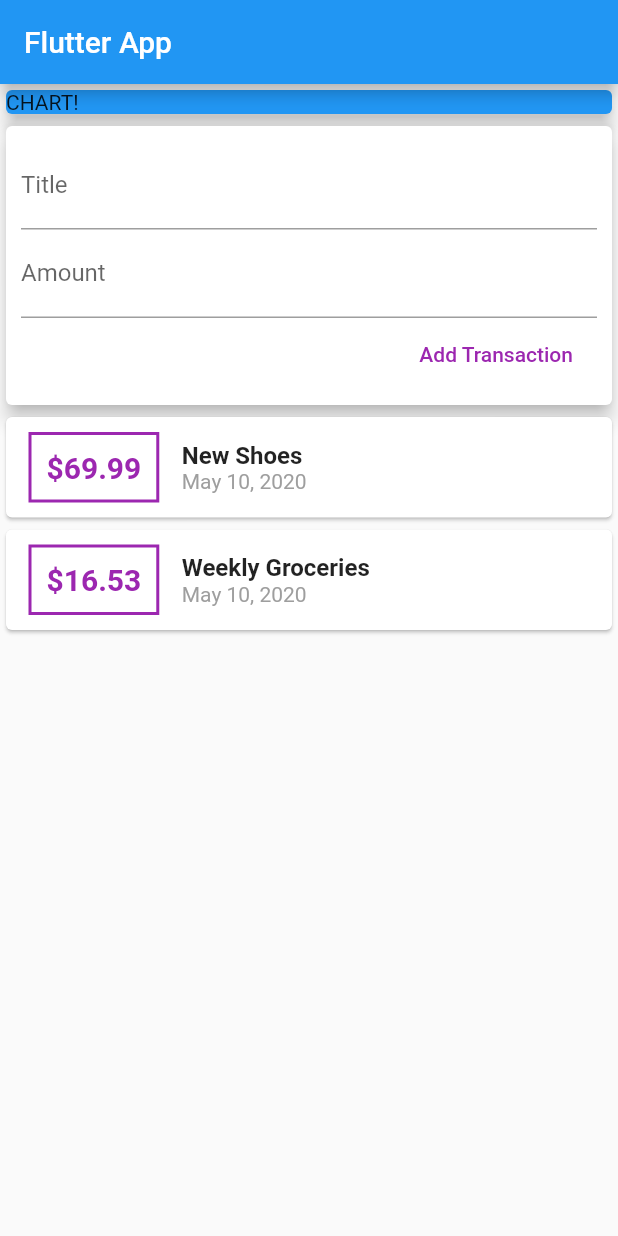
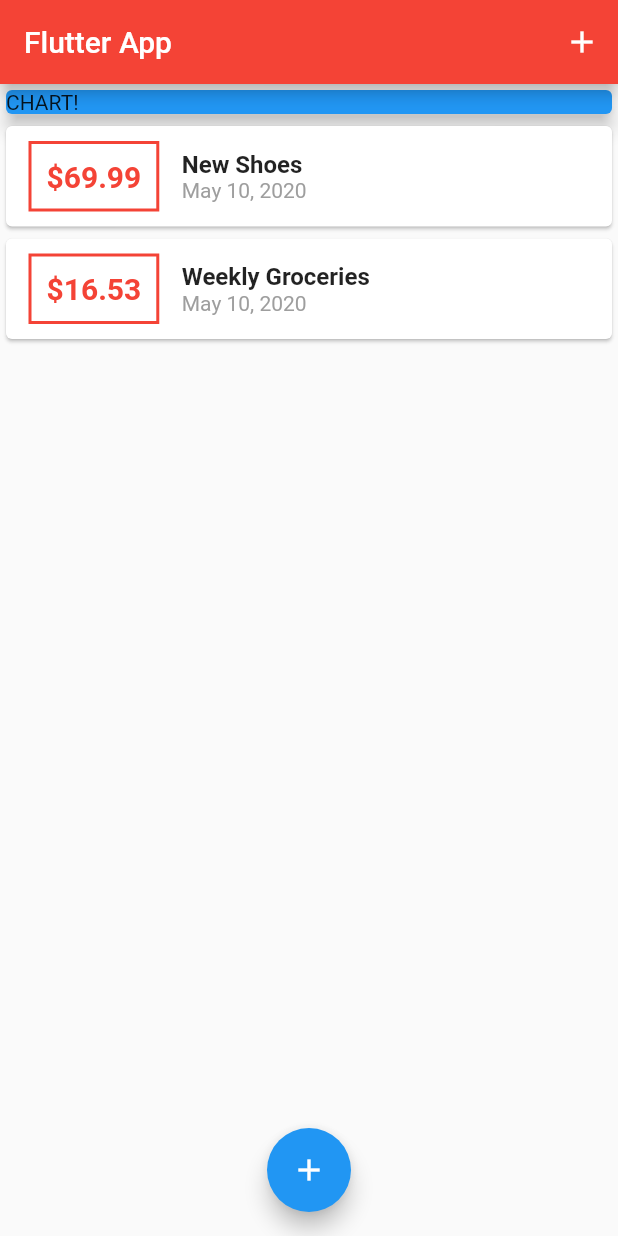
Before and after one commit to AlexStotch/expensesFlutter, a Flutter app: the screen it shows after launch, on a phone screen of 412 x 824 dp. Run offline on Flutter 3.47's test engine with Material 2 defaults, Android fonts, the phone set to English and light mode, and no system bars.

Commit message:
add transaction modal

```diff
--- a/expenses_app/lib/main.dart
+++ b/expenses_app/lib/main.dart
@@ -1,6 +1,8 @@
+import './widgets/new_transaction.dart';
+import './widgets/transaction_list.dart';
+import './models/transaction.dart';
+
 import 'package:flutter/material.dart';
-
-import './widgets/user_transactions.dart';
 
 void main() => runApp(MyApp());
 
@@ -14,17 +16,65 @@ class MyApp extends StatelessWidget {
   }
 }
 
-class MyHomePage extends StatelessWidget {
-  // String titleInput;
-  // String amountInput;
-  final titleController = TextEditingController();
-  final amountController = TextEditingController();
+class MyHomePage extends StatefulWidget {
+  @override
+  _MyHomePageState createState() => _MyHomePageState();
+}
+
+class _MyHomePageState extends State<MyHomePage> {
+  final List<Transaction> _userTransactions = [
+    Transaction(
+      id: 't1',
+      title: 'New Shoes',
+      amount: 69.99,
+      date: DateTime.now(),
+    ),
+    Transaction(
+      id: 't2',
+      title: 'Weekly Groceries',
+      amount: 16.53,
+      date: DateTime.now(),
+    ),
+  ];
+
+  void _addNewTransaction(String txTitle, double txAmount) {
+    final newTx = Transaction(
+      title: txTitle,
+      amount: txAmount,
+      date: DateTime.now(),
+      id: DateTime.now().toString(),
+    );
+
+    setState(() {
+      _userTransactions.add(newTx);
+    });
+  }
+
+  void _startAddTransaction(BuildContext ctx) {
+    showModalBottomSheet(
+      context: ctx,
+      builder: (_) {
+        return GestureDetector(
+          onTap: () {},
+          child: NewTransaction(_addNewTransaction),
+          behavior: HitTestBehavior.opaque,
+        );
+      },
+    );
+  }
 
   @override
   Widget build(BuildContext context) {
     return Scaffold(
       appBar: AppBar(
+        backgroundColor: Colors.red,
         title: Text('Flutter App'),
+        actions: <Widget>[
+          IconButton(
+            icon: Icon(Icons.add),
+            onPressed: () => _startAddTransaction(context),
+          )
+        ],
       ),
       body: SingleChildScrollView(
         child: Column(
@@ -39,9 +89,14 @@ class MyHomePage extends StatelessWidget {
                 elevation: 5,
               ),
             ),
-            UserTransactions(),
+            TransactionList(_userTransactions)
           ],
         ),
+      ),
+      floatingActionButtonLocation: FloatingActionButtonLocation.centerFloat,
+      floatingActionButton: FloatingActionButton(
+        child: Icon(Icons.add),
+        onPressed: () => _startAddTransaction(context),
       ),
     );
   }
--- a/expenses_app/lib/widgets/new_transaction.dart
+++ b/expenses_app/lib/widgets/new_transaction.dart
@@ -1,11 +1,18 @@
 import 'package:flutter/material.dart';
 
-class NewTransaction extends StatelessWidget {
+class NewTransaction extends StatefulWidget {
   final Function addTx;
-  final titleController = TextEditingController();
-  final amountController = TextEditingController();
 
   NewTransaction(this.addTx);
+
+  @override
+  _NewTransactionState createState() => _NewTransactionState();
+}
+
+class _NewTransactionState extends State<NewTransaction> {
+  final titleController = TextEditingController();
+
+  final amountController = TextEditingController();
 
   void submitData () {
     final enteredTitle = titleController.text;
@@ -15,7 +22,8 @@ class NewTransaction extends StatelessWidget {
       return;
     }
 
-     addTx(enteredTitle, enteredAmount);
+     widget.addTx(enteredTitle, enteredAmount);
+     Navigator.of(context).pop();
   }
 
   @override
--- a/expenses_app/lib/widgets/transaction_list.dart
+++ b/expenses_app/lib/widgets/transaction_list.dart
@@ -25,7 +25,7 @@ class TransactionList extends StatelessWidget {
                   ),
                   decoration: BoxDecoration(
                     border: Border.all(
-                      color: Colors.purple,
+                      color: Colors.red,
                       width: 2,
                     ),
                   ),
@@ -35,7 +35,7 @@ class TransactionList extends StatelessWidget {
                     style: TextStyle(
                       fontWeight: FontWeight.bold,
                       fontSize: 20,
-                      color: Colors.purple,
+                      color: Colors.red,
                     ),
                   ),
                 ),
--- a/expenses_app/lib/widgets/user_transactions.dart
+++ /dev/null
@@ -1,50 +0,0 @@
-import 'package:flutter/material.dart';
-
-import './new_transaction.dart';
-import './transaction_list.dart';
-import '../models/transaction.dart';
-
-class UserTransactions extends StatefulWidget {
-  @override
-  _UserTransactionsState createState() => _UserTransactionsState();
-}
-
-class _UserTransactionsState extends State<UserTransactions> {
-  final List<Transaction> _userTransactions = [
-    Transaction(
-      id: 't1',
-      title: 'New Shoes',
-      amount: 69.99,
-      date: DateTime.now(),
-    ),
-    Transaction(
-      id: 't2',
-      title: 'Weekly Groceries',
-      amount: 16.53,
-      date: DateTime.now(),
-    ),
-  ];
-
-  void _addNewTransaction(String txTitle, double txAmount) {
-    final newTx = Transaction(
-      title: txTitle,
-      amount: txAmount,
-      date: DateTime.now(),
-      id: DateTime.now().toString(),
-    );
-
-    setState(() {
-      _userTransactions.add(newTx);
-    });
-  }
-
-  @override
-  Widget build(BuildContext context) {
-    return Column(
-      children: <Widget>[
-        NewTransaction(_addNewTransaction),
-        TransactionList(_userTransactions),
-      ],
-    );
-  }
-}
```
